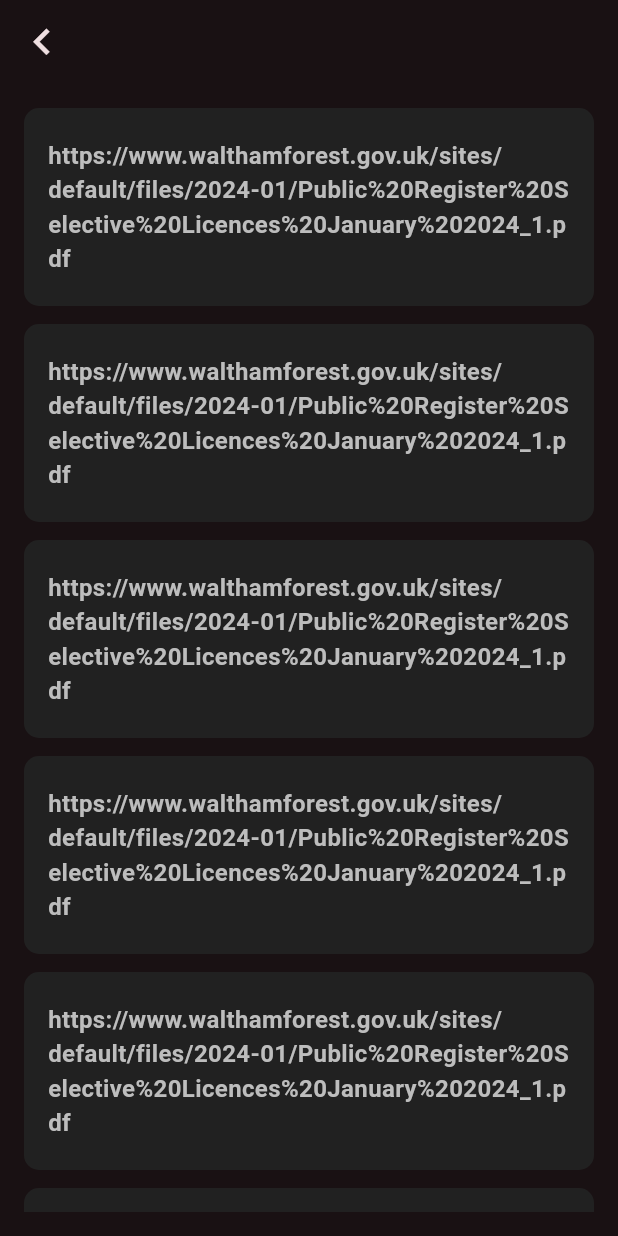
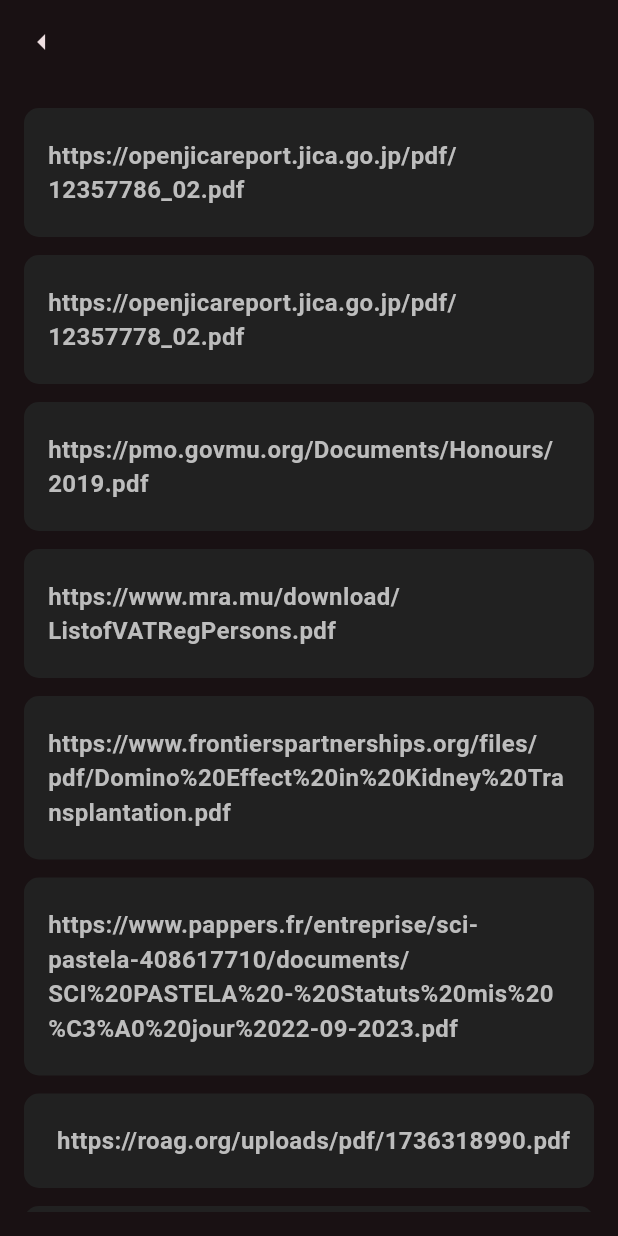
Before and after one commit to Marino2004/osint_mini_frontend, a Flutter app: the screen it shows after launch, on a phone screen of 412 x 824 dp. Run offline on Flutter 3.47's test engine with Material 3 defaults, Android fonts, the light colour scheme and no system bars.

Commit message:
update link_card widget

```diff
--- a/lib/pages/link_page.dart
+++ b/lib/pages/link_page.dart
@@ -1,7 +1,7 @@
 import 'package:flutter/material.dart';
+import '../widgets/link_card.dart';
 
-class LinkPage extends StatelessWidget
-{
+class LinkPage extends StatelessWidget {
   const LinkPage({super.key});
 
   @override
@@ -9,39 +9,13 @@
     return Scaffold(
       appBar: AppBar(
         leading: IconButton(
-          icon: const Icon(Icons.keyboard_arrow_left_outlined, size: 35),
-          onPressed:() {
+          icon: const Icon(Icons.arrow_left_sharp),
+          onPressed: (){
             Navigator.pushNamed(context, '/');
-          },
+          }
         ),
       ),
-      body: Padding(
-        padding: const EdgeInsets.all(16.0),
-        child: ListView.builder(
-          itemCount: 10, // Nombre d'éléments (modifiable)
-          itemBuilder: (context, index) {
-            return Container(
-              margin: const EdgeInsets.only(bottom: 12), // Espacement entre les items
-              padding: const EdgeInsets.symmetric(vertical: 20, horizontal: 16),
-              decoration: BoxDecoration(
-                color: Colors.grey[900], // Fond gris foncé
-                borderRadius: BorderRadius.circular(10), // Bords arrondis
-              ),
-              child: Align(
-                alignment: Alignment.topRight, // Aligner le texte à droite
-                child: Text(
-                  'https://www.walthamforest.gov.uk/sites/default/files/2024-01/Public%20Register%20Selective%20Licences%20January%202024_1.pdf', // Texte statique (modifie selon besoin)
-                  style: TextStyle(
-                    color: Colors.grey[400], // Texte gris clair
-                    fontSize: 16,
-                    fontWeight: FontWeight.bold,
-                  ),
-                ),
-              ),
-            );
-          },
-        ),
-      ),
+      body: const CardLink(),
     );
   }
 }
--- /dev/null
+++ b/lib/widgets/link_card.dart
@@ -0,0 +1,48 @@
+import 'package:flutter/material.dart';
+import '../data/fixtures.dart';
+
+class CardLink extends StatelessWidget {
+  const CardLink({super.key});
+
+  @override
+  Widget build(BuildContext context) {
+    return Padding(
+      padding: const EdgeInsets.all(16.0),
+      child: ListView.builder(
+        itemCount: data.length,
+        itemBuilder: (context, index) {
+          return LinkCard(url: data[index]);
+        },
+      ),
+    );
+  }
+}
+
+class LinkCard extends StatelessWidget {
+  final String url;
+
+  const LinkCard({super.key, required this.url});
+
+  @override
+  Widget build(BuildContext context) {
+    return Container(
+      margin: const EdgeInsets.only(bottom: 12), // Espacement entre les items
+      padding: const EdgeInsets.symmetric(vertical: 20, horizontal: 16),
+      decoration: BoxDecoration(
+        color: Colors.grey[900], // Fond gris foncé
+        borderRadius: BorderRadius.circular(10), // Bords arrondis
+      ),
+      child: Align(
+        alignment: Alignment.centerRight, // Aligner le texte à droite
+        child: Text(
+          url, // Texte dynamique
+          style: TextStyle(
+            color: Colors.grey[400], // Texte gris clair
+            fontSize: 16,
+            fontWeight: FontWeight.bold,
+          ),
+        ),
+      ),
+    );
+  }
+}
```
